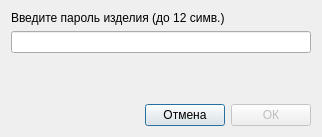
m6v/450b, file src/PasswdDialog.ui: the form before one commit.
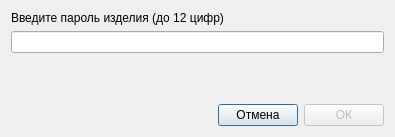
The form after the commit.

```diff
--- a/src/PasswdDialog.ui
+++ b/src/PasswdDialog.ui
@@ -6,7 +6,7 @@
    <rect>
     <x>0</x>
     <y>0</y>
-    <width>322</width>
+    <width>395</width>
     <height>137</height>
    </rect>
   </property>
@@ -17,7 +17,7 @@
    <item>
     <widget class="QLabel" name="passwdLabel">
      <property name="text">
-      <string>Введите пароль изделия (до 12 симв.)</string>
+      <string>Введите пароль изделия (до 12 цифр)</string>
      </property>
     </widget>
    </item>
```
